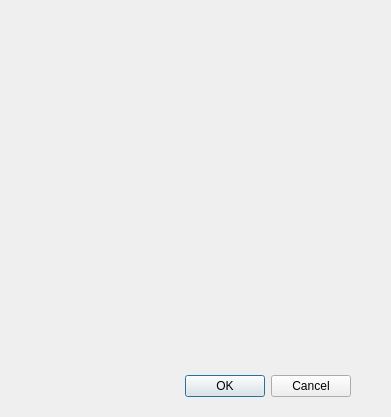
First picture: the form in src/contview.ui, repository PKEv/QontMan, before the edit.
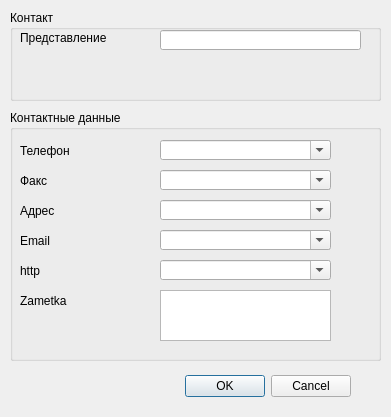
Second picture: the form after the edit.

The edit to the form file:
```diff
--- a/src/contview.ui
+++ b/src/contview.ui
@@ -29,6 +29,214 @@
     <set>QDialogButtonBox::Cancel|QDialogButtonBox::Ok</set>
    </property>
   </widget>
+  <widget class="QGroupBox" name="dataGroupBox">
+   <property name="geometry">
+    <rect>
+     <x>10</x>
+     <y>110</y>
+     <width>371</width>
+     <height>251</height>
+    </rect>
+   </property>
+   <property name="sizePolicy">
+    <sizepolicy hsizetype="Maximum" vsizetype="Preferred">
+     <horstretch>0</horstretch>
+     <verstretch>0</verstretch>
+    </sizepolicy>
+   </property>
+   <property name="title">
+    <string>Контактные данные</string>
+   </property>
+   <widget class="QComboBox" name="comboBox">
+    <property name="geometry">
+     <rect>
+      <x>150</x>
+      <y>30</y>
+      <width>171</width>
+      <height>20</height>
+     </rect>
+    </property>
+    <property name="editable">
+     <bool>true</bool>
+    </property>
+   </widget>
+   <widget class="QLabel" name="label">
+    <property name="geometry">
+     <rect>
+      <x>10</x>
+      <y>30</y>
+      <width>131</width>
+      <height>21</height>
+     </rect>
+    </property>
+    <property name="text">
+     <string>Телефон</string>
+    </property>
+   </widget>
+   <widget class="QLabel" name="label_2">
+    <property name="geometry">
+     <rect>
+      <x>10</x>
+      <y>60</y>
+      <width>131</width>
+      <height>21</height>
+     </rect>
+    </property>
+    <property name="text">
+     <string>Факс</string>
+    </property>
+   </widget>
+   <widget class="QComboBox" name="comboBox_2">
+    <property name="geometry">
+     <rect>
+      <x>150</x>
+      <y>60</y>
+      <width>171</width>
+      <height>20</height>
+     </rect>
+    </property>
+    <property name="editable">
+     <bool>true</bool>
+    </property>
+   </widget>
+   <widget class="QLabel" name="label_3">
+    <property name="geometry">
+     <rect>
+      <x>10</x>
+      <y>90</y>
+      <width>131</width>
+      <height>21</height>
+     </rect>
+    </property>
+    <property name="text">
+     <string>Адрес</string>
+    </property>
+   </widget>
+   <widget class="QComboBox" name="comboBox_3">
+    <property name="geometry">
+     <rect>
+      <x>150</x>
+      <y>90</y>
+      <width>171</width>
+      <height>20</height>
+     </rect>
+    </property>
+    <property name="editable">
+     <bool>true</bool>
+    </property>
+   </widget>
+   <widget class="QLabel" name="label_4">
+    <property name="geometry">
+     <rect>
+      <x>10</x>
+      <y>120</y>
+      <width>131</width>
+      <height>21</height>
+     </rect>
+    </property>
+    <property name="text">
+     <string>Email</string>
+    </property>
+   </widget>
+   <widget class="QComboBox" name="comboBox_4">
+    <property name="geometry">
+     <rect>
+      <x>150</x>
+      <y>120</y>
+      <width>171</width>
+      <height>20</height>
+     </rect>
+    </property>
+    <property name="editable">
+     <bool>true</bool>
+    </property>
+   </widget>
+   <widget class="QLabel" name="label_5">
+    <property name="geometry">
+     <rect>
+      <x>10</x>
+      <y>150</y>
+      <width>131</width>
+      <height>21</height>
+     </rect>
+    </property>
+    <property name="text">
+     <string>http</string>
+    </property>
+   </widget>
+   <widget class="QComboBox" name="comboBox_5">
+    <property name="geometry">
+     <rect>
+      <x>150</x>
+      <y>150</y>
+      <width>171</width>
+      <height>20</height>
+     </rect>
+    </property>
+    <property name="editable">
+     <bool>true</bool>
+    </property>
+   </widget>
+   <widget class="QLabel" name="label_6">
+    <property name="geometry">
+     <rect>
+      <x>10</x>
+      <y>180</y>
+      <width>131</width>
+      <height>21</height>
+     </rect>
+    </property>
+    <property name="text">
+     <string>Zametka</string>
+    </property>
+   </widget>
+   <widget class="QTextEdit" name="textEdit">
+    <property name="geometry">
+     <rect>
+      <x>150</x>
+      <y>180</y>
+      <width>171</width>
+      <height>51</height>
+     </rect>
+    </property>
+   </widget>
+  </widget>
+  <widget class="QGroupBox" name="groupBox">
+   <property name="geometry">
+    <rect>
+     <x>10</x>
+     <y>10</y>
+     <width>371</width>
+     <height>91</height>
+    </rect>
+   </property>
+   <property name="title">
+    <string>Контакт</string>
+   </property>
+   <widget class="QLabel" name="label_7">
+    <property name="geometry">
+     <rect>
+      <x>10</x>
+      <y>20</y>
+      <width>91</width>
+      <height>16</height>
+     </rect>
+    </property>
+    <property name="text">
+     <string>Представление</string>
+    </property>
+   </widget>
+   <widget class="QLineEdit" name="lineEdit">
+    <property name="geometry">
+     <rect>
+      <x>150</x>
+      <y>20</y>
+      <width>201</width>
+      <height>20</height>
+     </rect>
+    </property>
+   </widget>
+  </widget>
  </widget>
  <resources/>
  <connections>
```
Left out of the diff: 2 changed lines with no effect on the pictures.
